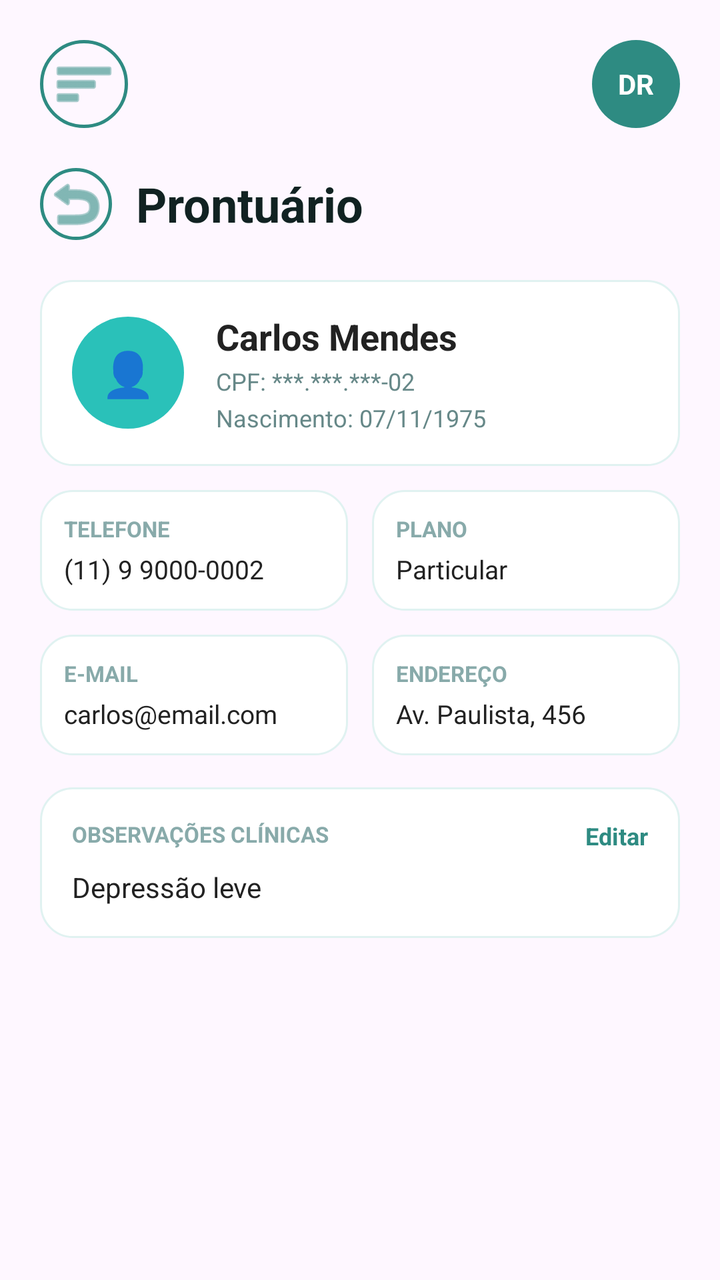
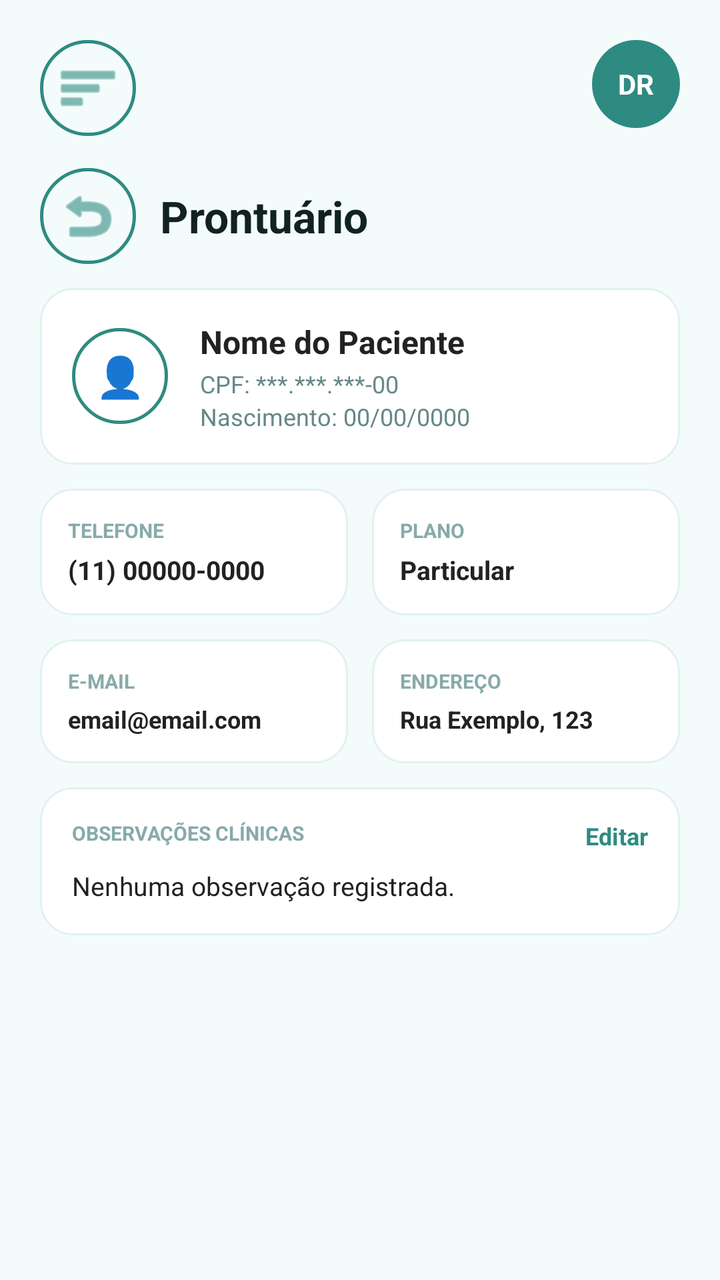

Two renders of the same Android screen: before a commit and after it. Below are the layout's source before the change and the commit's diff.
<!-- AndroidManifest.xml: application theme Theme.ThinkBetter -->
<!-- res/layout/activity_prontuario.xml -->
<?xml version="1.0" encoding="utf-8"?>
<androidx.constraintlayout.widget.ConstraintLayout
    xmlns:android="http://schemas.android.com/apk/res/android"
    xmlns:app="http://schemas.android.com/apk/res-auto"
    xmlns:tools="http://schemas.android.com/tools"
    android:id="@+id/drawerLayout"
    android:layout_width="match_parent"
    android:layout_height="match_parent"
    android:padding="20dp"
    tools:context=".ProntuarioActivity">

            
            <ImageButton
                android:id="@+id/btnMenu"
                android:layout_width="44dp"
                android:layout_height="44dp"
                android:background="@drawable/bg_circle_white_border"
                android:contentDescription="Abrir Menu"
                android:src="@android:drawable/ic_menu_sort_by_size"
                app:layout_constraintStart_toStartOf="parent"
                app:layout_constraintTop_toTopOf="parent"
                app:tint="#2E8B82" />

            <TextView
                android:id="@+id/tvAvatarTop"
                android:layout_width="44dp"
                android:layout_height="44dp"
                android:background="@drawable/bg_circle_teal"
                android:gravity="center"
                android:text="DR"
                android:textColor="@android:color/white"
                android:textSize="14sp"
                android:textStyle="bold"
                app:layout_constraintEnd_toEndOf="parent"
                app:layout_constraintTop_toTopOf="parent" />

            
            <LinearLayout
                android:id="@+id/layoutHeaderTitle"
                android:layout_width="wrap_content"
                android:layout_height="wrap_content"
                android:layout_marginTop="20dp"
                android:gravity="center_vertical"
                android:orientation="horizontal"
                app:layout_constraintStart_toStartOf="parent"
                app:layout_constraintTop_toBottomOf="@id/btnMenu">

                <ImageButton
                    android:id="@+id/btnVoltar"
                    android:layout_width="36dp"
                    android:layout_height="36dp"
                    android:background="@drawable/bg_circle_white_border"
                    android:contentDescription="Voltar"
                    android:src="@android:drawable/ic_menu_revert"
                    app:tint="#2E8B82" />

                <TextView
                    android:id="@+id/tvTitle"
                    android:layout_width="wrap_content"
                    android:layout_height="wrap_content"
                    android:layout_marginStart="12dp"
                    android:text="Prontuário"
                    android:textColor="#112222"
                    android:textSize="24sp"
                    android:textStyle="bold" />
            </LinearLayout>

            
            <LinearLayout
                android:id="@+id/cardPaciente"
                android:layout_width="match_parent"
                android:layout_height="wrap_content"
                android:layout_marginTop="20dp"
                android:background="@drawable/bg_card_white"
                android:gravity="center_vertical"
                android:orientation="horizontal"
                android:padding="16dp"
                app:layout_constraintTop_toBottomOf="@id/layoutHeaderTitle">

                <TextView
                    android:layout_width="56dp"
                    android:layout_height="56dp"
                    android:background="@drawable/bg_card_teal_light"
                    android:gravity="center"
                    android:text="👤"
                    android:textSize="22sp" />

                <LinearLayout
                    android:layout_width="wrap_content"
                    android:layout_height="wrap_content"
                    android:layout_marginStart="16dp"
                    android:orientation="vertical">

                    <TextView
                        android:id="@+id/tvNomePaciente"
                        android:layout_width="wrap_content"
                        android:layout_height="wrap_content"
                        android:text="Carlos Mendes"
                        android:textColor="#222222"
                        android:textSize="18sp"
                        android:textStyle="bold" />

                    <TextView
                        android:id="@+id/tvCpfPaciente"
                        android:layout_width="wrap_content"
                        android:layout_height="wrap_content"
                        android:layout_marginTop="2dp"
                        android:text="CPF: ***.***.***-02"
                        android:textColor="#668888"
                        android:textSize="12sp" />

                    <TextView
                        android:id="@+id/tvNascimentoPaciente"
                        android:layout_width="wrap_content"
                        android:layout_height="wrap_content"
                        android:layout_marginTop="2dp"
                        android:text="Nascimento: 07/11/1975"
                        android:textColor="#668888"
                        android:textSize="12sp" />
                </LinearLayout>
            </LinearLayout>

            
            <LinearLayout
                android:id="@+id/rowInfo1"
                android:layout_width="match_parent"
                android:layout_height="wrap_content"
                android:layout_marginTop="12dp"
                android:orientation="horizontal"
                android:weightSum="2"
                app:layout_constraintTop_toBottomOf="@id/cardPaciente">

                
                <LinearLayout
                    android:layout_width="0dp"
                    android:layout_height="wrap_content"
                    android:layout_marginEnd="6dp"
                    android:layout_weight="1"
                    android:background="@drawable/bg_card_white"
                    android:orientation="vertical"
                    android:padding="12dp">

                    <TextView
                        android:layout_width="wrap_content"
                        android:layout_height="wrap_content"
                        android:text="TELEFONE"
                        android:textColor="#88AAAA"
                        android:textSize="11sp"
                        android:textStyle="bold" />

                    <TextView
                        android:id="@+id/tvTelefone"
                        android:layout_width="wrap_content"
                        android:layout_height="wrap_content"
                        android:layout_marginTop="4dp"
                        android:text="(11) 9 9000-0002"
                        android:textColor="#222222"
                        android:textSize="13sp" />
                </LinearLayout>

                
                <LinearLayout
                    android:layout_width="0dp"
                    android:layout_height="wrap_content"
                    android:layout_marginStart="6dp"
                    android:layout_weight="1"
                    android:background="@drawable/bg_card_white"
                    android:orientation="vertical"
                    android:padding="12dp">

                    <TextView
                        android:layout_width="wrap_content"
                        android:layout_height="wrap_content"
                        android:text="PLANO"
                        android:textColor="#88AAAA"
                        android:textSize="11sp"
                        android:textStyle="bold" />

                    <TextView
                        android:id="@+id/tvPlano"
                        android:layout_width="wrap_content"
                        android:layout_height="wrap_content"
                        android:layout_marginTop="4dp"
                        android:text="Particular"
                        android:textColor="#222222"
                        android:textSize="13sp" />
                </LinearLayout>
            </LinearLayout>

            
            <LinearLayout
                android:id="@+id/rowInfo2"
                android:layout_width="match_parent"
                android:layout_height="wrap_content"
                android:layout_marginTop="12dp"
                android:orientation="horizontal"
                android:weightSum="2"
                app:layout_constraintTop_toBottomOf="@id/rowInfo1">

                
                <LinearLayout
                    android:layout_width="0dp"
                    android:layout_height="wrap_content"
                    android:layout_marginEnd="6dp"
                    android:layout_weight="1"
                    android:background="@drawable/bg_card_white"
                    android:orientation="vertical"
                    android:padding="12dp">

                    <TextView
                        android:layout_width="wrap_content"
                        android:layout_height="wrap_content"
                        android:text="E-MAIL"
                        android:textColor="#88AAAA"
                        android:textSize="11sp"
                        android:textStyle="bold" />

                    <TextView
                        android:id="@+id/tvEmail"
                        android:layout_width="wrap_content"
                        android:layout_height="wrap_content"
                        android:layout_marginTop="4dp"
                        android:text="carlos@email.com"
                        android:textColor="#222222"
                        android:textSize="13sp" />
                </LinearLayout>

                
                <LinearLayout
                    android:layout_width="0dp"
                    android:layout_height="wrap_content"
                    android:layout_marginStart="6dp"
                    android:layout_weight="1"
                    android:background="@drawable/bg_card_white"
                    android:orientation="vertical"
                    android:padding="12dp">

                    <TextView
                        android:layout_width="wrap_content"
                        android:layout_height="wrap_content"
                        android:text="ENDEREÇO"
                        android:textColor="#88AAAA"
                        android:textSize="11sp"
                        android:textStyle="bold" />

                    <TextView
                        android:id="@+id/tvEndereco"
                        android:layout_width="wrap_content"
                        android:layout_height="wrap_content"
                        android:layout_marginTop="4dp"
                        android:text="Av. Paulista, 456"
                        android:textColor="#222222"
                        android:textSize="13sp" />
                </LinearLayout>
            </LinearLayout>

            
            <LinearLayout
                android:id="@+id/cardObservacoes"
                android:layout_width="match_parent"
                android:layout_height="wrap_content"
                android:layout_marginTop="16dp"
                android:background="@drawable/bg_card_white"
                android:orientation="vertical"
                android:padding="16dp"
                app:layout_constraintTop_toBottomOf="@id/rowInfo2">

                <RelativeLayout
                    android:layout_width="match_parent"
                    android:layout_height="wrap_content">

                    <TextView
                        android:layout_width="wrap_content"
                        android:layout_height="wrap_content"
                        android:layout_alignParentStart="true"
                        android:text="OBSERVAÇÕES CLÍNICAS"
                        android:textColor="#88AAAA"
                        android:textSize="11sp"
                        android:textStyle="bold" />

                    <TextView
                        android:id="@+id/btnEditarObs"
                        android:layout_width="wrap_content"
                        android:layout_height="wrap_content"
                        android:layout_alignParentEnd="true"
                        android:clickable="true"
                        android:focusable="true"
                        android:text="Editar"
                        android:textColor="#2E8B82"
                        android:textSize="12sp"
                        android:textStyle="bold" />
                </RelativeLayout>

                <TextView
                    android:id="@+id/tvObservacoes"
                    android:layout_width="wrap_content"
                    android:layout_height="wrap_content"
                    android:layout_marginTop="8dp"
                    android:text="Depressão leve"
                    android:textColor="#222222"
                    android:textSize="14sp" />
            </LinearLayout>

</androidx.constraintlayout.widget.ConstraintLayout>
<!-- resources referenced by this layout -->
<resources>
  <!-- drawable bg_card_teal_light (drawable) -->
  <?xml version="1.0" encoding="utf-8"?>
  <shape xmlns:android="http://schemas.android.com/apk/res/android"
      android:shape="oval">
      <solid android:color="#2AC1B9" />
  </shape>
  <!-- drawable bg_card_white (drawable) -->
  <?xml version="1.0" encoding="utf-8"?>
  <shape xmlns:android="http://schemas.android.com/apk/res/android">
      <solid android:color="#FFFFFF" />
      <corners android:radius="16dp" />
      <stroke android:width="1dp" android:color="#E0F2F1" />
  </shape>
  <!-- drawable bg_circle_teal (drawable) -->
  <?xml version="1.0" encoding="utf-8"?>
  <shape xmlns:android="http://schemas.android.com/apk/res/android" android:shape="oval">
      <solid android:color="#2E8B82" />
  </shape>
  <!-- drawable bg_circle_white_border (drawable) -->
  <?xml version="1.0" encoding="utf-8"?>
  <shape xmlns:android="http://schemas.android.com/apk/res/android"
      android:shape="oval">
      <solid android:color="@android:color/transparent" />
      <stroke android:width="1.5dp" android:color="#2E8B82" />
  </shape>
  <style name="Theme.ThinkBetter" parent="Base.Theme.ThinkBetter" />
  <style name="Base.Theme.ThinkBetter" parent="Theme.Material3.DayNight.NoActionBar">
          
          
      </style>
</resources>

<!-- the commit's change to res/layout/activity_prontuario.xml (unified diff, before → after) -->
@@ -1,103 +1,117 @@
 <?xml version="1.0" encoding="utf-8"?>
-<androidx.constraintlayout.widget.ConstraintLayout
+<androidx.constraintlayout.widget.ConstraintLayout 
     xmlns:android="http://schemas.android.com/apk/res/android"
     xmlns:app="http://schemas.android.com/apk/res-auto"
     xmlns:tools="http://schemas.android.com/tools"
-    android:id="@+id/drawerLayout"
     android:layout_width="match_parent"
     android:layout_height="match_parent"
-    android:padding="20dp"
+    android:background="#F4FBFB"
     tools:context=".ProntuarioActivity">
 
-            
-            <ImageButton
-                android:id="@+id/btnMenu"
-                android:layout_width="44dp"
-                android:layout_height="44dp"
-                android:background="@drawable/bg_circle_white_border"
-                android:contentDescription="Abrir Menu"
-                android:src="@android:drawable/ic_menu_sort_by_size"
-                app:layout_constraintStart_toStartOf="parent"
-                app:layout_constraintTop_toTopOf="parent"
-                app:tint="#2E8B82" />
-
-            <TextView
-                android:id="@+id/tvAvatarTop"
-                android:layout_width="44dp"
-                android:layout_height="44dp"
-                android:background="@drawable/bg_circle_teal"
-                android:gravity="center"
-                android:text="DR"
-                android:textColor="@android:color/white"
-                android:textSize="14sp"
-                android:textStyle="bold"
-                app:layout_constraintEnd_toEndOf="parent"
-                app:layout_constraintTop_toTopOf="parent" />
+    
+    <ImageButton
+        android:id="@+id/btnMenu"
+        android:layout_width="48dp"
+        android:layout_height="48dp"
+        android:layout_marginStart="20dp"
+        android:layout_marginTop="20dp"
+        android:background="@drawable/bg_circle_white_border"
+        android:src="@android:drawable/ic_menu_sort_by_size"
+        app:layout_constraintStart_toStartOf="parent"
+        app:layout_constraintTop_toTopOf="parent"
+        app:tint="#2E8B82"
+        android:contentDescription="Abrir Menu"/>
+
+    <TextView
+        android:id="@+id/tvAvatarTop"
+        android:layout_width="44dp"
+        android:layout_height="44dp"
+        android:layout_marginTop="20dp"
+        android:layout_marginEnd="20dp"
+        android:background="@drawable/bg_circle_teal"
+        android:gravity="center"
+        android:text="DR"
+        android:textColor="@android:color/white"
+        android:textStyle="bold"
+        app:layout_constraintEnd_toEndOf="parent"
+        app:layout_constraintTop_toTopOf="parent" />
+
+    
+    <LinearLayout
+        android:id="@+id/layoutHeaderProntuario"
+        android:layout_width="match_parent"
+        android:layout_height="wrap_content"
+        android:layout_marginTop="16dp"
+        android:paddingHorizontal="20dp"
+        android:gravity="center_vertical"
+        android:orientation="horizontal"
+        app:layout_constraintTop_toBottomOf="@id/btnMenu">
+
+        <ImageButton
+            android:id="@+id/btnVoltar"
+            android:layout_width="48dp"
+            android:layout_height="48dp"
+            android:background="@drawable/bg_circle_white_border"
+            android:src="@android:drawable/ic_menu_revert"
+            app:tint="#2E8B82"
+            android:contentDescription="Voltar"/>
+
+        <TextView
+            android:layout_width="wrap_content"
+            android:layout_height="wrap_content"
+            android:layout_marginStart="12dp"
+            android:text="Prontuário"
+            android:textColor="#112222"
+            android:textSize="22sp"
+            android:textStyle="bold" />
+    </LinearLayout>
+
+    <ScrollView
+        android:layout_width="match_parent"
+        android:layout_height="0dp"
+        android:layout_marginTop="12dp"
+        android:fillViewport="true"
+        app:layout_constraintBottom_toBottomOf="parent"
+        app:layout_constraintTop_toBottomOf="@id/layoutHeaderProntuario">
+
+        <LinearLayout
+            android:layout_width="match_parent"
+            android:layout_height="wrap_content"
+            android:orientation="vertical"
+            android:paddingHorizontal="20dp"
+            android:paddingBottom="24dp">
 
             
             <LinearLayout
-                android:id="@+id/layoutHeaderTitle"
-                android:layout_width="wrap_content"
-                android:layout_height="wrap_content"
-                android:layout_marginTop="20dp"
-                android:gravity="center_vertical"
-                android:orientation="horizontal"
-                app:layout_constraintStart_toStartOf="parent"
-                app:layout_constraintTop_toBottomOf="@id/btnMenu">
-
-                <ImageButton
-                    android:id="@+id/btnVoltar"
-                    android:layout_width="36dp"
-                    android:layout_height="36dp"
-                    android:background="@drawable/bg_circle_white_border"
-                    android:contentDescription="Voltar"
-                    android:src="@android:drawable/ic_menu_revert"
-                    app:tint="#2E8B82" />
-
-                <TextView
-                    android:id="@+id/tvTitle"
-                    android:layout_width="wrap_content"
-                    android:layout_height="wrap_content"
-                    android:layout_marginStart="12dp"
-                    android:text="Prontuário"
-                    android:textColor="#112222"
-                    android:textSize="24sp"
-                    android:textStyle="bold" />
-            </LinearLayout>
-
-            
-            <LinearLayout
-                android:id="@+id/cardPaciente"
                 android:layout_width="match_parent"
                 android:layout_height="wrap_content"
-                android:layout_marginTop="20dp"
                 android:background="@drawable/bg_card_white"
                 android:gravity="center_vertical"
                 android:orientation="horizontal"
-                android:padding="16dp"
-                app:layout_constraintTop_toBottomOf="@id/layoutHeaderTitle">
+                android:padding="16dp">
 
                 <TextView
-                    android:layout_width="56dp"
-                    android:layout_height="56dp"
-                    android:background="@drawable/bg_card_teal_light"
+                    android:layout_width="48dp"
+                    android:layout_height="48dp"
+                    android:background="@drawable/bg_circle_white_border"
                     android:gravity="center"
                     android:text="👤"
-                    android:textSize="22sp" />
-
-                <LinearLayout
-                    android:layout_width="wrap_content"
+                    android:textSize="20sp" />
+
+                <LinearLayout
+                    android:layout_width="0dp"
                     android:layout_height="wrap_content"
                     android:layout_marginStart="16dp"
+                    android:layout_weight="1"
                     android:orientation="vertical">
 
                     <TextView
                         android:id="@+id/tvNomePaciente"
                         android:layout_width="wrap_content"
                         android:layout_height="wrap_content"
-                        android:text="Carlos Mendes"
-                        android:textColor="#222222"
-                        android:textSize="18sp"
+                        android:text="Nome do Paciente"
+                        android:textColor="#222222"
+                        android:textSize="16sp"
                         android:textStyle="bold" />
 
                     <TextView
@@ -105,7 +119,7 @@
                         android:layout_width="wrap_content"
                         android:layout_height="wrap_content"
                         android:layout_marginTop="2dp"
-                        android:text="CPF: ***.***.***-02"
+                        android:text="CPF: ***.***.***-00"
                         android:textColor="#668888"
                         android:textSize="12sp" />
 
@@ -113,8 +127,7 @@
                         android:id="@+id/tvNascimentoPaciente"
                         android:layout_width="wrap_content"
                         android:layout_height="wrap_content"
-                        android:layout_marginTop="2dp"
-                        android:text="Nascimento: 07/11/1975"
+                        android:text="Nascimento: 00/00/0000"
                         android:textColor="#668888"
                         android:textSize="12sp" />
                 </LinearLayout>
@@ -122,13 +135,11 @@
 
             
             <LinearLayout
-                android:id="@+id/rowInfo1"
                 android:layout_width="match_parent"
                 android:layout_height="wrap_content"
                 android:layout_marginTop="12dp"
                 android:orientation="horizontal"
-                android:weightSum="2"
-                app:layout_constraintTop_toBottomOf="@id/cardPaciente">
+                android:weightSum="2">
 
                 
                 <LinearLayout
@@ -138,24 +149,25 @@
                     android:layout_weight="1"
                     android:background="@drawable/bg_card_white"
                     android:orientation="vertical"
-                    android:padding="12dp">
+                    android:padding="14dp">
 
                     <TextView
                         android:layout_width="wrap_content"
                         android:layout_height="wrap_content"
                         android:text="TELEFONE"
                         android:textColor="#88AAAA"
-                        android:textSize="11sp"
-                        android:textStyle="bold" />
-
-                    <TextView
-                        android:id="@+id/tvTelefone"
+                        android:textSize="10sp"
+                        android:textStyle="bold" />
+
+                    <TextView
+                        android:id="@+id/tvTelefonePaciente"
                         android:layout_width="wrap_content"
                         android:layout_height="wrap_content"
                         android:layout_marginTop="4dp"
-                        android:text="(11) 9 9000-0002"
-                        android:textColor="#222222"
-                        android:textSize="13sp" />
+                        android:text="(11) 00000-0000"
+                        android:textColor="#222222"
+                        android:textSize="13sp"
+                        android:textStyle="bold" />
                 </LinearLayout>
 
                 
@@ -166,36 +178,35 @@
                     android:layout_weight="1"
                     android:background="@drawable/bg_card_white"
                     android:orientation="vertical"
-                    android:padding="12dp">
+                    android:padding="14dp">
 
                     <TextView
                         android:layout_width="wrap_content"
                         android:layout_height="wrap_content"
                         android:text="PLANO"
                         android:textColor="#88AAAA"
-                        android:textSize="11sp"
-                        android:textStyle="bold" />
-
-                    <TextView
-                        android:id="@+id/tvPlano"
+                        android:textSize="10sp"
+                        android:textStyle="bold" />
+
+                    <TextView
+                        android:id="@+id/tvPlanoPaciente"
                         android:layout_width="wrap_content"
                         android:layout_height="wrap_content"
                         android:layout_marginTop="4dp"
                         android:text="Particular"
                         android:textColor="#222222"
-                        android:textSize="13sp" />
+                        android:textSize="13sp"
+                        android:textStyle="bold" />
                 </LinearLayout>
             </LinearLayout>
 
             
             <LinearLayout
-                android:id="@+id/rowInfo2"
                 android:layout_width="match_parent"
                 android:layout_height="wrap_content"
                 android:layout_marginTop="12dp"
                 android:orientation="horizontal"
-                android:weightSum="2"
-                app:layout_constraintTop_toBottomOf="@id/rowInfo1">
+                android:weightSum="2">
 
                 
                 <LinearLayout
@@ -205,24 +216,25 @@
                     android:layout_weight="1"
                     android:background="@drawable/bg_card_white"
                     android:orientation="vertical"
-                    android:padding="12dp">
+                    android:padding="14dp">
 
                     <TextView
                         android:layout_width="wrap_content"
                         android:layout_height="wrap_content"
                         android:text="E-MAIL"
                         android:textColor="#88AAAA"
-                        android:textSize="11sp"
-                        android:textStyle="bold" />
-
-                    <TextView
-                        android:id="@+id/tvEmail"
+                        android:textSize="10sp"
+                        android:textStyle="bold" />
+
+                    <TextView
+                        android:id="@+id/tvEmailPaciente"
                         android:layout_width="wrap_content"
                         android:layout_height="wrap_content"
                         android:layout_marginTop="4dp"
-                        android:text="carlos@email.com"
-                        android:textColor="#222222"
-                        android:textSize="13sp" />
+                        android:text="email@email.com"
+                        android:textColor="#222222"
+                        android:textSize="12sp"
+                        android:textStyle="bold" />
                 </LinearLayout>
 
                 
@@ -233,37 +245,36 @@
                     android:layout_weight="1"
                     android:background="@drawable/bg_card_white"
                     android:orientation="vertical"
-                    android:padding="12dp">
+                    android:padding="14dp">
 
                     <TextView
                         android:layout_width="wrap_content"
                         android:layout_height="wrap_content"
                         android:text="ENDEREÇO"
                         android:textColor="#88AAAA"
-                        android:textSize="11sp"
-                        android:textStyle="bold" />
-
-                    <TextView
-                        android:id="@+id/tvEndereco"
+                        android:textSize="10sp"
+                        android:textStyle="bold" />
+
+                    <TextView
+                        android:id="@+id/tvEnderecoPaciente"
                         android:layout_width="wrap_content"
                         android:layout_height="wrap_content"
                         android:layout_marginTop="4dp"
-                        android:text="Av. Paulista, 456"
-                        android:textColor="#222222"
-                        android:textSize="13sp" />
+                        android:text="Rua Exemplo, 123"
+                        android:textColor="#222222"
+                        android:textSize="12sp"
+                        android:textStyle="bold" />
                 </LinearLayout>
             </LinearLayout>
 
             
             <LinearLayout
-                android:id="@+id/cardObservacoes"
                 android:layout_width="match_parent"
                 android:layout_height="wrap_content"
-                android:layout_marginTop="16dp"
+                android:layout_marginTop="12dp"
                 android:background="@drawable/bg_card_white"
                 android:orientation="vertical"
-                android:padding="16dp"
-                app:layout_constraintTop_toBottomOf="@id/rowInfo2">
+                android:padding="16dp">
 
                 <RelativeLayout
                     android:layout_width="match_parent"
@@ -272,10 +283,9 @@
                     <TextView
                         android:layout_width="wrap_content"
                         android:layout_height="wrap_content"
-                        android:layout_alignParentStart="true"
                         android:text="OBSERVAÇÕES CLÍNICAS"
                         android:textColor="#88AAAA"
-                        android:textSize="11sp"
+                        android:textSize="10sp"
                         android:textStyle="bold" />
 
                     <TextView
@@ -283,8 +293,6 @@
                         android:layout_width="wrap_content"
                         android:layout_height="wrap_content"
                         android:layout_alignParentEnd="true"
-                        android:clickable="true"
-                        android:focusable="true"
                         android:text="Editar"
                         android:textColor="#2E8B82"
                         android:textSize="12sp"
@@ -292,13 +300,15 @@
                 </RelativeLayout>
 
                 <TextView
-                    android:id="@+id/tvObservacoes"
-                    android:layout_width="wrap_content"
+                    android:id="@+id/tvObsPaciente"
+                    android:layout_width="match_parent"
                     android:layout_height="wrap_content"
                     android:layout_marginTop="8dp"
-                    android:text="Depressão leve"
+                    android:text="Nenhuma observação registrada."
                     android:textColor="#222222"
-                    android:textSize="14sp" />
+                    android:textSize="13sp" />
             </LinearLayout>
 
+        </LinearLayout>
+    </ScrollView>
 </androidx.constraintlayout.widget.ConstraintLayout>
<!-- resource entries referenced after the edit -->
@@ -1,11 +1,5 @@
 <!-- resources referenced by this layout -->
 <resources>
-  <!-- drawable bg_card_teal_light (drawable) -->
-  <?xml version="1.0" encoding="utf-8"?>
-  <shape xmlns:android="http://schemas.android.com/apk/res/android"
-      android:shape="oval">
-      <solid android:color="#2AC1B9" />
-  </shape>
   <!-- drawable bg_card_white (drawable) -->
   <?xml version="1.0" encoding="utf-8"?>
   <shape xmlns:android="http://schemas.android.com/apk/res/android">
